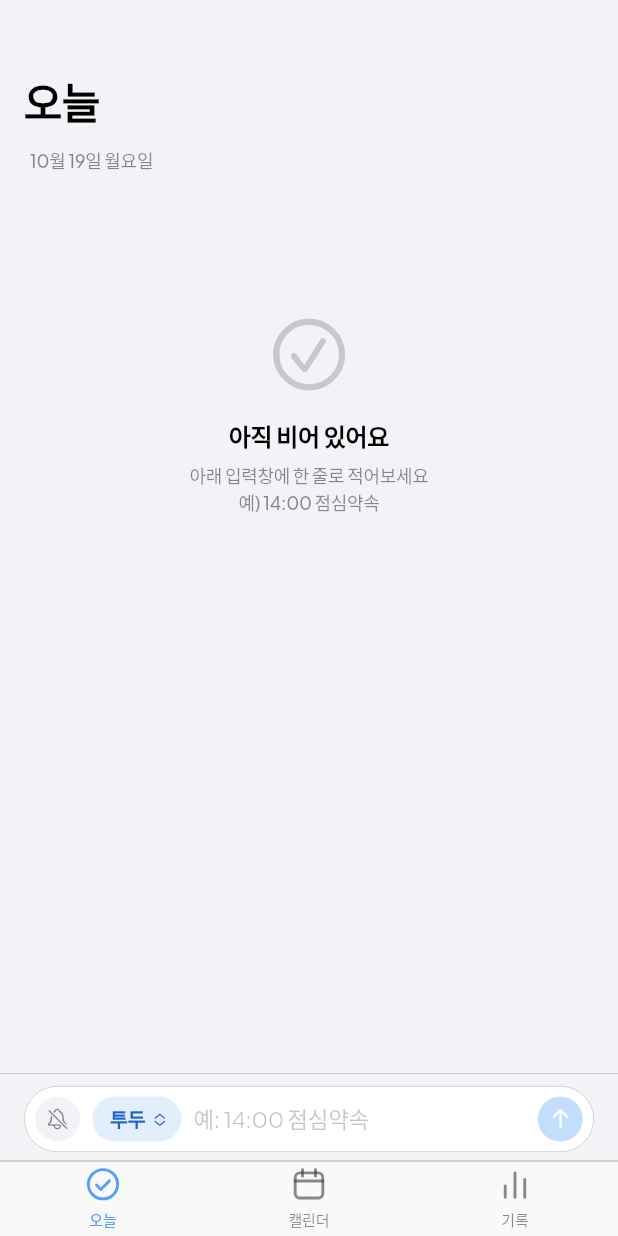
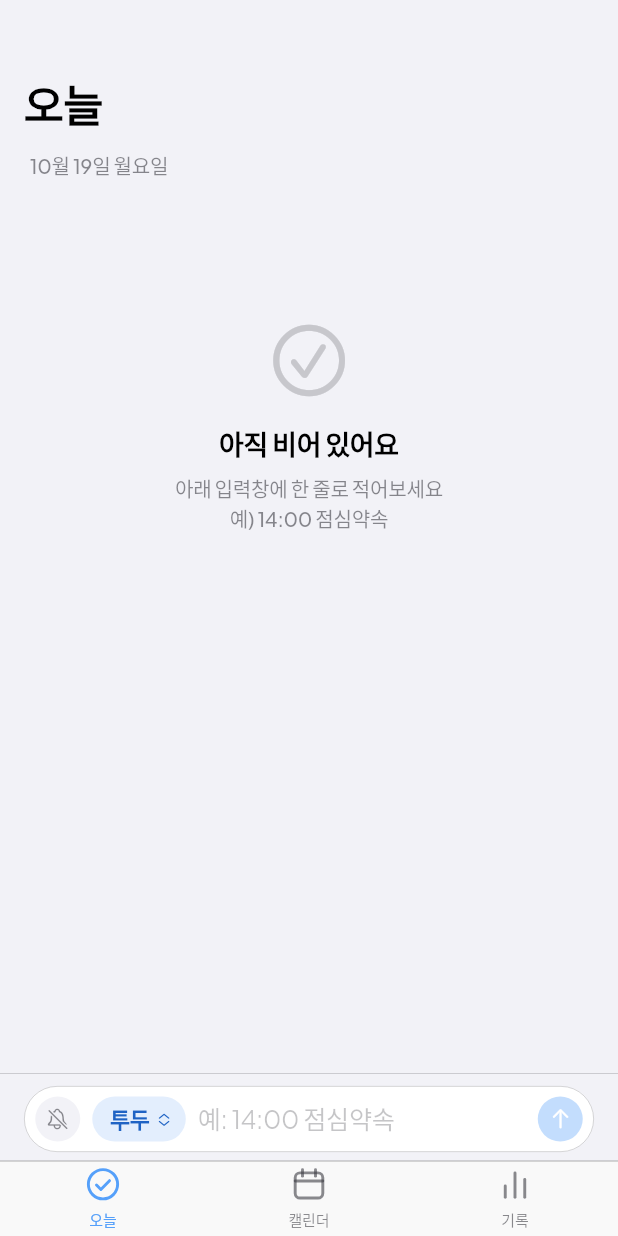
Before and after one commit to isla0x/clean-todo, a Flutter app: the screen it shows after launch, on a phone screen of 412 x 824 dp. Run offline on Flutter 3.47's test engine with Material 3 defaults, Android fonts, the phone set to English and light mode, and no system bars; our stand-ins replace flutter_local_notifications, flutter_timezone, google_fonts, shared_preferences, timezone.

Commit message:
앱 글자 크기를 전체적으로 12% 키움 (폰에서 작게 보여서)
kTextBoost 한 곳에서 배율을 조절하고, 아이폰 설정의 글자 크기도 함께 반영해요.

Co-Authored-By: Claude Sonnet 5.5 <noreply@anthropic.com>
Claude-Session: https://claude.ai/code/session_017niS3qhVVj6jZnWRqv6Fjn

```diff
--- a/lib/main.dart
+++ b/lib/main.dart
@@ -30,6 +30,10 @@ const CupertinoDynamicColor kAccentDeep = CupertinoDynamicColor.withBrightness(
   color: Color(0xFF1F63C4),
   darkColor: Color(0xFF8CBBFA),
 );
+
+/// 글자 크기를 한꺼번에 키우는 배율. 폰에서 작게 느껴지면 이 숫자만 올리면 돼요.
+/// (1.0이면 원래 크기, 1.12면 12% 크게)
+const double kTextBoost = 1.12;
 
 /// 영문·숫자는 Plus Jakarta Sans, 한글은 Pretendard(폰트를 넣었을 때) 또는
 /// iOS 기본 한글 폰트로 자동 대체돼요.
@@ -64,6 +68,16 @@ class TodoApp extends StatelessWidget {
           tabLabelTextStyle: _font(10, FontWeight.w500, letterSpacing: -0.1),
         ),
       ),
+      // 아이폰 설정의 글자 크기는 그대로 반영하면서 앱 전체 글자를 조금 키워요.
+      builder: (context, child) {
+        final mq = MediaQuery.of(context);
+        final scale =
+            (mq.textScaler.scale(1.0) * kTextBoost).clamp(1.0, 1.6).toDouble();
+        return MediaQuery(
+          data: mq.copyWith(textScaler: TextScaler.linear(scale)),
+          child: child!,
+        );
+      },
       home: const RootPage(),
     );
   }
```
